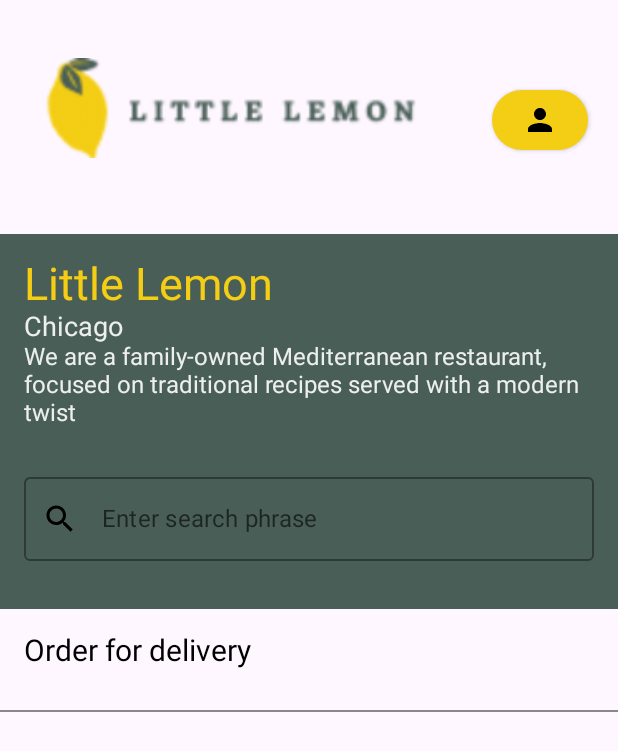
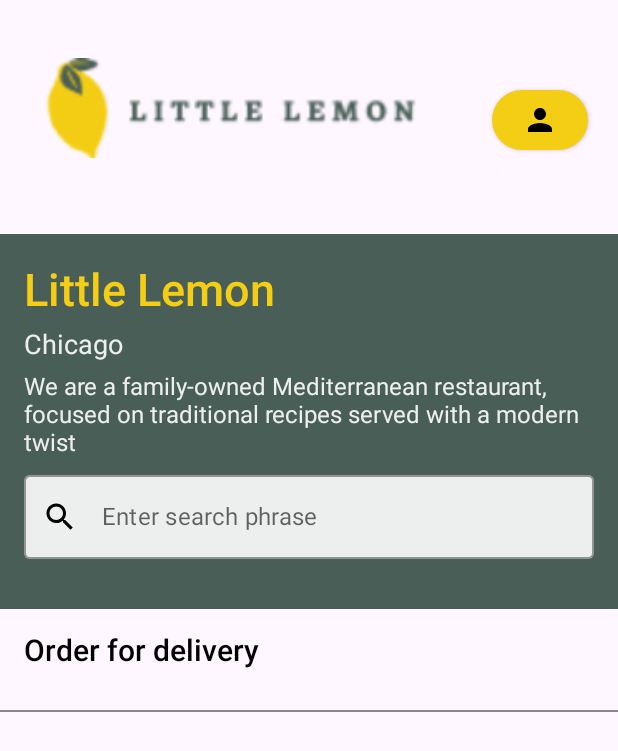
Before and after one commit to msaveleva/fantastic-octo-guide, an Android app built with Jetpack Compose: the Home screen opened through its navigation route, on a phone screen of 412 x 824 dp. Shown: the top 751 px of the screen. Run offline under Robolectric (Android 15) with nearby library versions, the phone set to English and light mode, and no system bars; pictures from the network do not load.

Commit message:
Readme updates, code cleanup

```diff
--- a/app/src/main/java/com/example/littlelemonmkiii/screens/HomeScreen.kt
+++ b/app/src/main/java/com/example/littlelemonmkiii/screens/HomeScreen.kt
@@ -23,6 +23,7 @@ import androidx.compose.material.ButtonDefaults
 import androidx.compose.material.MaterialTheme
 import androidx.compose.material.OutlinedTextField
 import androidx.compose.material.Text
+import androidx.compose.material.TextFieldDefaults
 import androidx.compose.material.icons.Icons
 import androidx.compose.material.icons.filled.Person
 import androidx.compose.material.icons.filled.Search
@@ -64,14 +65,14 @@ fun Home(
     val city = "Chicago"
     val descriptionInfo =
         "We are a family-owned Mediterranean restaurant, focused on traditional recipes served with a modern twist"
-    val backgroundColor = Color(0xFF495E57)
-    var searchText by remember { mutableStateOf("") }
 
+    val heroBackgroundColor = Color(0xFF495E57)
     val colorH1 = Color(0xFFF4CE14)
     val colorCaption = Color(0xFFEDEFEE)
     val colorBody = Color(0xFFEDEFEE)
 
-    // Updating this value when needed.
+    var searchText by remember { mutableStateOf("") }
+
     val filteredMenuItems = remember { mutableStateOf(menuItems) }
     val categoriesList = menuItems.map { it.category }.toSet()
     val selectedCategory = remember { mutableStateOf("") }
@@ -85,7 +86,7 @@ fun Home(
         }
     }
 
-    // Affects filteredMenuItems.
+    // Affects filteredMenuItems, which is not recommended in most cases.
     // One filtering method to combine filtering from menu and search phrase.
     fun filterMenuItems() {
         filteredMenuItems.value = menuItems
@@ -148,30 +149,32 @@ fun Home(
                     modifier = Modifier
                         .fillMaxWidth()
                         .height(250.dp)
-                        .background(backgroundColor)
+                        .background(heroBackgroundColor)
                         .padding(16.dp)
                 ) {
                     Column {
                         Text(
                             text = name, style = TextStyle(
                                 fontSize = 30.sp, // Adjust as needed for H1
-                                color = colorH1
-                            )
+                                color = colorH1,
+                                fontWeight = FontWeight.SemiBold
+                            ),
+                            modifier = Modifier.padding(vertical = 4.dp)
                         )
                         Text(
                             text = city, style = TextStyle(
                                 fontSize = 18.sp, // Typical caption size
                                 color = colorCaption
-                            )
+                            ),
+                            modifier = Modifier.padding(vertical = 4.dp)
                         )
                         Text(
                             text = descriptionInfo, style = TextStyle(
                                 fontSize = 16.sp, // Typical body text size
                                 color = colorBody
-                            )
+                            ),
+                            modifier = Modifier.padding(vertical = 4.dp)
                         )
-
-                        Spacer(modifier = Modifier.weight(1f))
 
                         OutlinedTextField(
                             value = searchText,
@@ -184,8 +187,10 @@ fun Home(
                                 Icon(imageVector = Icons.Default.Search, contentDescription = "")
                             },
                             modifier = Modifier
-                                .fillMaxWidth()
-                                .padding(bottom = 16.dp),
+                                .fillMaxWidth(),
+                            colors = TextFieldDefaults.outlinedTextFieldColors(
+                                backgroundColor = colorCaption
+                            ),
                             label = { Text("Enter search phrase") },
                             singleLine = true
                         )
@@ -197,7 +202,8 @@ fun Home(
             Column {
                 Text(
                     text = "Order for delivery", style = TextStyle(
-                        fontSize = 20.sp
+                        fontSize = 20.sp,
+                        fontWeight = FontWeight.SemiBold
                     ),
                     modifier = Modifier.padding(16.dp)
                 )
```
Also changed, not shown: 1 other file.
